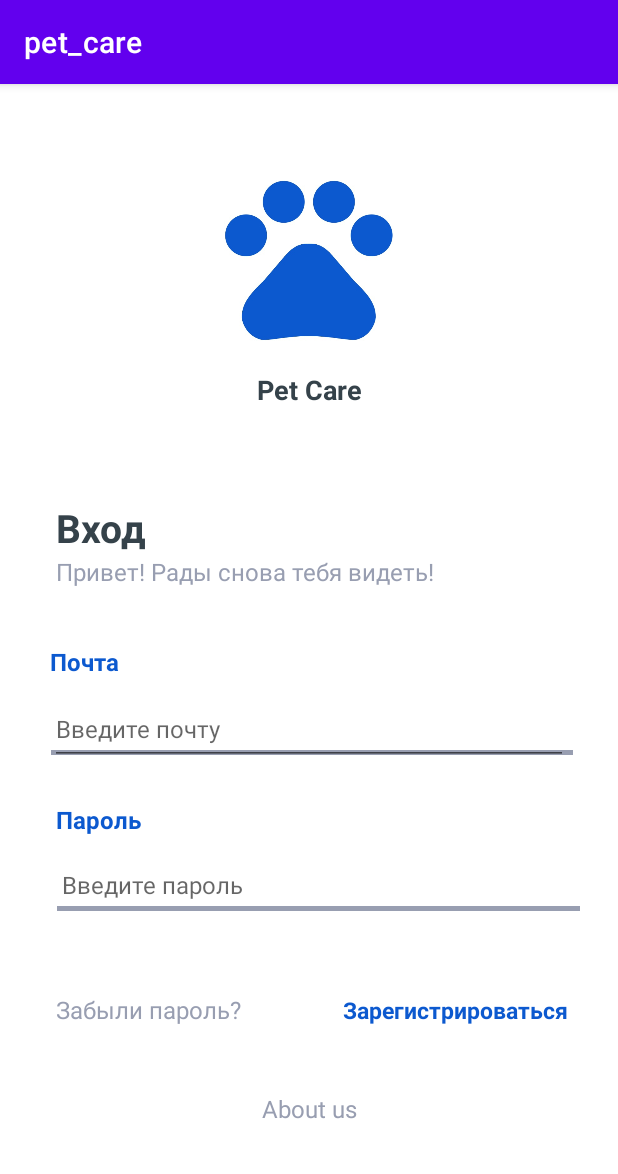
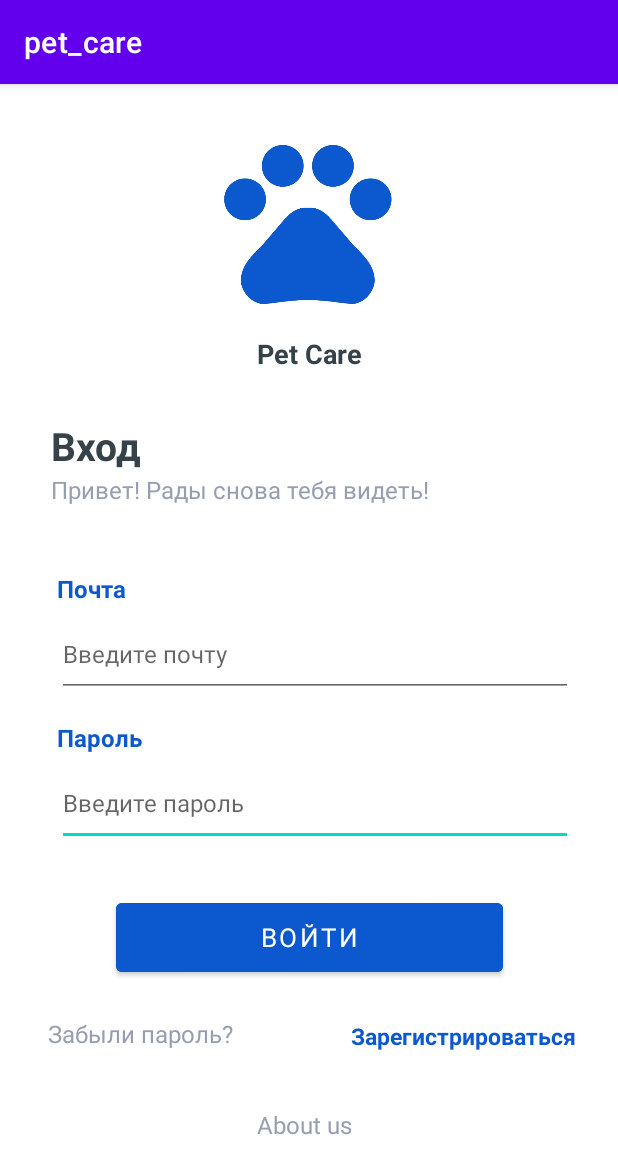
Before and after one commit to moevm/adfmp1h23-pet-care, an Android app: the screen it shows after launch (MainActivity), on a phone screen of 412 x 824 dp. Shown: the top 1174 px of the screen. Run offline under Robolectric (Android 15) with nearby library versions, the phone set to English and light mode, and no system bars; Roboto replaces fonts that are not available here.

Commit message:
some fix to signIn page

```diff
--- a/pet_care/app/src/main/res/layout/activity_main.xml
+++ b/pet_care/app/src/main/res/layout/activity_main.xml
@@ -10,9 +10,9 @@
         android:id="@+id/imageView3"
         android:layout_width="124dp"
         android:layout_height="107dp"
-        android:layout_marginTop="64dp"
+        android:layout_marginTop="40dp"
         app:layout_constraintEnd_toEndOf="parent"
-        app:layout_constraintHorizontal_bias="0.5"
+        app:layout_constraintHorizontal_bias="0.498"
         app:layout_constraintStart_toStartOf="parent"
         app:layout_constraintTop_toTopOf="parent"
         app:srcCompat="@drawable/logo" />
@@ -35,100 +35,65 @@
         android:id="@+id/sign"
         android:layout_width="wrap_content"
         android:layout_height="wrap_content"
-        android:layout_marginStart="37dp"
+        android:layout_marginTop="28dp"
         android:fontFamily="@font/quicksand_bold"
         android:text="Вход"
         android:textColor="@color/dark_gray"
         android:textSize="26sp"
         android:textStyle="bold"
-        app:layout_constraintBottom_toTopOf="@+id/greetings"
-        app:layout_constraintStart_toStartOf="parent" />
-
-    <View
-        android:id="@+id/view"
-        android:layout_width="0dp"
-        android:layout_height="3dp"
-        android:layout_marginStart="34dp"
-        android:layout_marginTop="38dp"
-        android:layout_marginEnd="30dp"
-        android:layout_marginBottom="20dp"
-        android:background="@color/gray"
-        app:layout_constraintBottom_toTopOf="@+id/password"
         app:layout_constraintEnd_toEndOf="parent"
-        app:layout_constraintHorizontal_bias="0.0"
+        app:layout_constraintHorizontal_bias="0.096"
         app:layout_constraintStart_toStartOf="parent"
-        app:layout_constraintTop_toTopOf="@+id/email_input"
-        app:layout_constraintVertical_bias="0.0" />
+        app:layout_constraintTop_toBottomOf="@+id/app_name" />
 
     <EditText
         android:id="@+id/password_input"
-        android:layout_width="0dp"
-        android:layout_height="48dp"
-        android:layout_marginTop="31dp"
-        android:layout_marginBottom="30dp"
+        android:layout_width="344dp"
+        android:layout_height="57dp"
+        android:layout_marginTop="4dp"
         android:ems="10"
         android:fontFamily="@font/asap_medium"
         android:hint="Введите пароль"
         android:inputType="textPassword"
         android:textColor="@color/dark_gray"
         android:textSize="16sp"
-        app:layout_constraintBottom_toTopOf="@+id/button_entry"
-        app:layout_constraintEnd_toEndOf="@+id/view3"
+        app:layout_constraintEnd_toEndOf="parent"
         app:layout_constraintHorizontal_bias="0.0"
         app:layout_constraintStart_toStartOf="@+id/password"
-        app:layout_constraintTop_toTopOf="@+id/password"
-        app:layout_constraintVertical_bias="0.428" />
+        app:layout_constraintTop_toBottomOf="@+id/password" />
 
     <TextView
         android:id="@+id/email"
         android:layout_width="wrap_content"
         android:layout_height="wrap_content"
-        android:layout_marginTop="38dp"
+        android:layout_marginStart="4dp"
+        android:layout_marginTop="44dp"
         android:fontFamily="@font/asap_bold"
         android:text="Почта"
         android:textColor="@color/blue"
         android:textSize="16sp"
         android:textStyle="bold"
-        app:layout_constraintStart_toStartOf="@+id/email_input"
+        app:layout_constraintStart_toStartOf="@+id/greetings"
         app:layout_constraintTop_toBottomOf="@+id/greetings" />
-
-    <View
-        android:id="@+id/view3"
-        android:layout_width="0dp"
-        android:layout_height="3dp"
-        android:layout_marginStart="38dp"
-        android:layout_marginTop="36dp"
-        android:layout_marginEnd="25dp"
-        android:layout_marginBottom="20dp"
-        android:background="@color/gray"
-        app:layout_constraintBottom_toTopOf="@+id/button_entry"
-        app:layout_constraintEnd_toEndOf="parent"
-        app:layout_constraintHorizontal_bias="1.0"
-        app:layout_constraintStart_toStartOf="parent"
-        app:layout_constraintTop_toTopOf="@+id/password_input"
-        app:layout_constraintVertical_bias="0.133" />
 
     <TextView
         android:id="@+id/password"
         android:layout_width="wrap_content"
         android:layout_height="wrap_content"
-        android:layout_marginStart="37dp"
-        android:layout_marginTop="25dp"
+        android:layout_marginTop="16dp"
         android:fontFamily="@font/asap_bold"
         android:text="Пароль"
         android:textColor="@color/blue"
         android:textSize="16sp"
         android:textStyle="bold"
-        app:layout_constraintStart_toStartOf="parent"
+        app:layout_constraintStart_toStartOf="@+id/email"
         app:layout_constraintTop_toBottomOf="@+id/email_input" />
 
     <EditText
         android:id="@+id/email_input"
-        android:layout_width="0dp"
-        android:layout_height="48dp"
-        android:layout_marginStart="33dp"
-        android:layout_marginTop="32dp"
-        android:layout_marginEnd="33dp"
+        android:layout_width="344dp"
+        android:layout_height="57dp"
+        android:layout_marginTop="4dp"
         android:ems="10"
         android:fontFamily="@font/asap_medium"
         android:hint="Введите почту"
@@ -138,45 +103,42 @@
         android:textSize="16sp"
         app:layout_constraintEnd_toEndOf="parent"
         app:layout_constraintHorizontal_bias="0.0"
-        app:layout_constraintStart_toStartOf="parent"
-        app:layout_constraintTop_toTopOf="@+id/email" />
+        app:layout_constraintStart_toStartOf="@+id/email"
+        app:layout_constraintTop_toBottomOf="@+id/email" />
 
     <Button
         android:id="@+id/button_entry"
-        android:layout_width="0dp"
-        android:layout_height="61dp"
-        android:layout_marginStart="76dp"
-        android:layout_marginTop="86dp"
-        android:layout_marginEnd="76dp"
-        android:layout_marginBottom="86dp"
+        android:layout_width="258dp"
+        android:layout_height="58dp"
+        android:layout_marginTop="32dp"
         android:backgroundTint="@color/blue"
         android:fontFamily="@font/asap_bold"
         android:text="Войти"
         android:textColor="@color/white"
         android:textSize="17sp"
-        app:layout_constraintBottom_toTopOf="@+id/about"
         app:layout_constraintEnd_toEndOf="parent"
         app:layout_constraintStart_toStartOf="parent"
-        app:layout_constraintTop_toBottomOf="@+id/password" />
+        app:layout_constraintTop_toBottomOf="@+id/password_input" />
 
     <TextView
         android:id="@+id/greetings"
         android:layout_width="wrap_content"
         android:layout_height="wrap_content"
-        android:layout_marginTop="98dp"
         android:fontFamily="@font/asap"
         android:text="Привет! Рады снова тебя видеть!"
         android:textColor="@color/gray"
         android:textSize="16sp"
+        app:layout_constraintEnd_toEndOf="parent"
+        app:layout_constraintHorizontal_bias="0.0"
         app:layout_constraintStart_toStartOf="@+id/sign"
-        app:layout_constraintTop_toBottomOf="@+id/app_name" />
+        app:layout_constraintTop_toBottomOf="@+id/sign" />
 
     <TextView
         android:id="@+id/forgot_password"
         android:layout_width="wrap_content"
         android:layout_height="wrap_content"
-        android:layout_marginStart="37dp"
-        android:layout_marginTop="19dp"
+        android:layout_marginStart="32dp"
+        android:layout_marginTop="24dp"
         android:fontFamily="@font/asap_medium"
         android:text="Забыли пароль?"
         android:textColor="@color/gray"
@@ -188,26 +150,29 @@
         android:id="@+id/about"
         android:layout_width="wrap_content"
         android:layout_height="wrap_content"
-        android:layout_marginStart="14dp"
-        android:layout_marginTop="44dp"
+        android:layout_marginTop="84dp"
         android:fontFamily="@font/asap_medium"
         android:text="About us"
         android:textColor="@color/gray"
         android:textSize="16sp"
-        app:layout_constraintStart_toEndOf="@+id/forgot_password"
-        app:layout_constraintTop_toBottomOf="@+id/sign_up_entry" />
+        app:layout_constraintBottom_toBottomOf="parent"
+        app:layout_constraintEnd_toEndOf="parent"
+        app:layout_constraintHorizontal_bias="0.491"
+        app:layout_constraintStart_toStartOf="parent"
+        app:layout_constraintTop_toBottomOf="@+id/button_entry"
+        app:layout_constraintVertical_bias="0.007" />
 
     <TextView
         android:id="@+id/sign_up_entry"
         android:layout_width="wrap_content"
         android:layout_height="wrap_content"
-        android:layout_marginEnd="33dp"
-        android:layout_marginBottom="140dp"
+        android:layout_marginTop="24dp"
+        android:layout_marginEnd="28dp"
         android:fontFamily="@font/quicksand_bold"
         android:text="Зарегистрироваться"
         android:textColor="@color/blue"
         android:textSize="15sp"
-        app:layout_constraintBottom_toBottomOf="parent"
-        app:layout_constraintEnd_toEndOf="parent" />
+        app:layout_constraintEnd_toEndOf="parent"
+        app:layout_constraintTop_toBottomOf="@+id/button_entry" />
 
 </androidx.constraintlayout.widget.ConstraintLayout>
```
Also changed, not shown: 1 other file.
